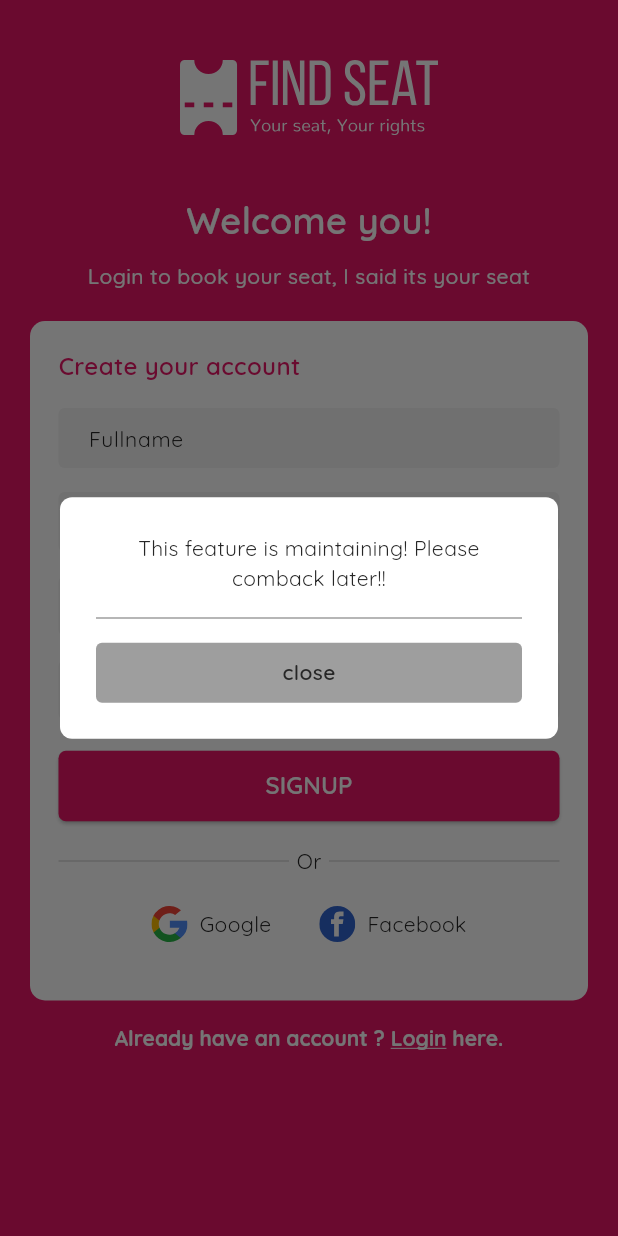
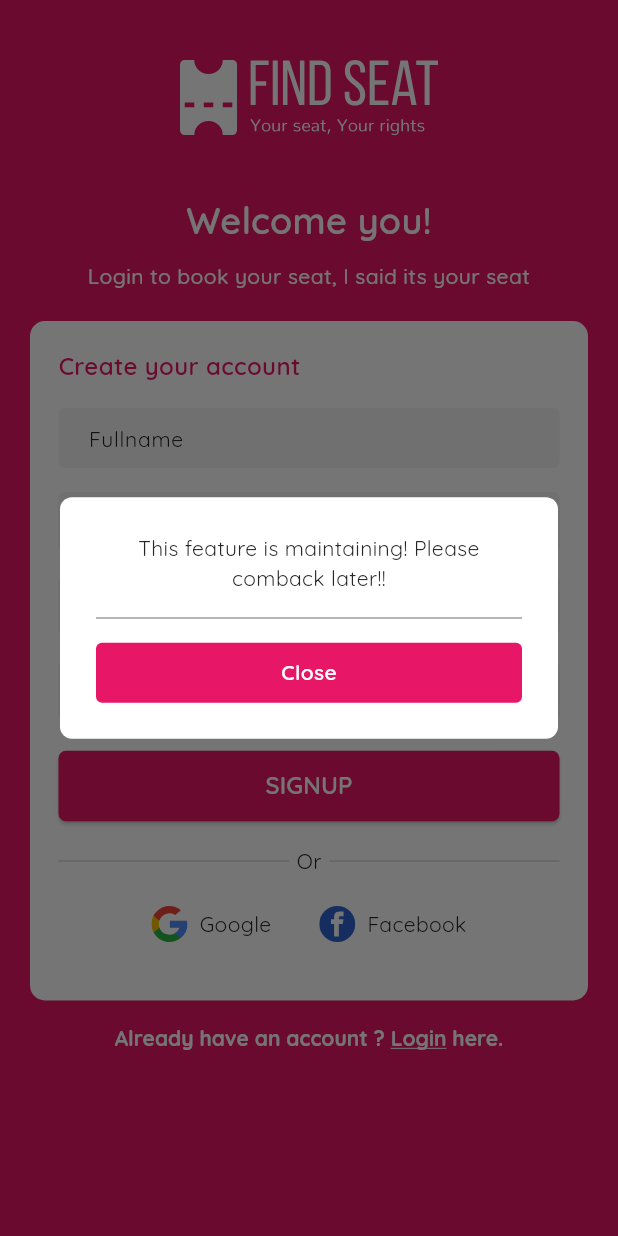
Before and after one commit to Penz7/MovieBooking, a Flutter app: the SignUpScreen screen opened directly, after a tap on "Facebook", on a phone screen of 412 x 824 dp. Run offline on Flutter 3.47's test engine with Material 3 defaults, Android fonts, the phone set to English and light mode, and no system bars; drawn by our look-alikes of keyboard_actions; our stand-ins replace easy_localization, firebase_auth, firebase_core, flutter_svg, get, google_fonts and 2 more; missing offline and left inert: flutter_animated_dialog; accounts and stored records are empty; network calls fail.

Commit message:
Update message_dialog.dart
17/3/2024

```diff
--- a/movie_booking/lib/utils/dialog/view/message_dialog.dart
+++ b/movie_booking/lib/utils/dialog/view/message_dialog.dart
@@ -76,13 +76,14 @@ class MessageDialog extends StatelessWidget {
                   Container(
                     height: 40,
                     decoration: BoxDecoration(
-                      color: Colors.grey,
+                      color: UIColors.splash,
                       borderRadius: BorderRadius.circular(4),
                     ),
                     child: Center(
                       child: CusText.semiBold(
-                        "close",
+                        "Close",
                         fontSize: FontSizes.medium,
+                        color: UIColors.white,
                       ),
                     ),
                   ),
```
